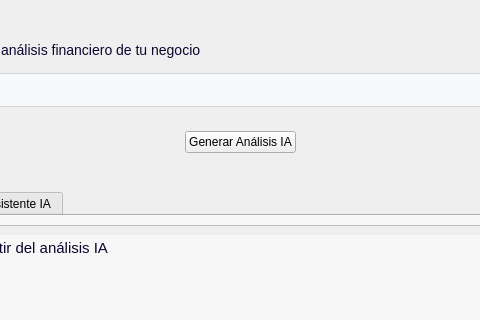
Before: the Qt Designer form app/ui/dashboard/pages/recommendations.ui in Brando-1510/Proyecto-Integrador-2.0, drawn with Qt 5; both pictures show x 296 to 776 and y 0 to 320 of the 1073 by 698 pixel window.
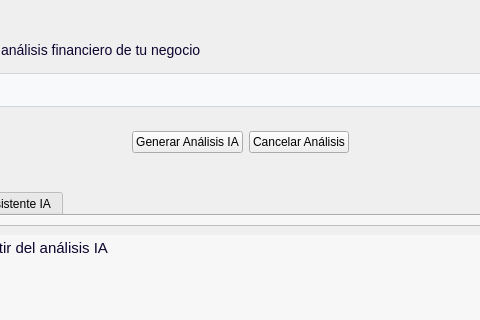
After: the same form once the commit is applied. The open tabs and pages were chosen to show the change. Icons and pictures are not drawn.

```diff
--- a/app/ui/dashboard/pages/recommendations.ui
+++ b/app/ui/dashboard/pages/recommendations.ui
@@ -333,6 +333,16 @@
         </property>
        </widget>
       </item>
+      <item>
+       <widget class="QPushButton" name="cancelar">
+        <property name="text">
+         <string>Cancelar Análisis</string>
+        </property>
+        <property name="boton" stdset="0">
+         <string>Secundario</string>
+        </property>
+       </widget>
+      </item>
       <item>
        <spacer name="horizontalSpacer_2">
         <property name="orientation">
```
Left out of the diff: 12 changed lines with no effect on the pictures.
